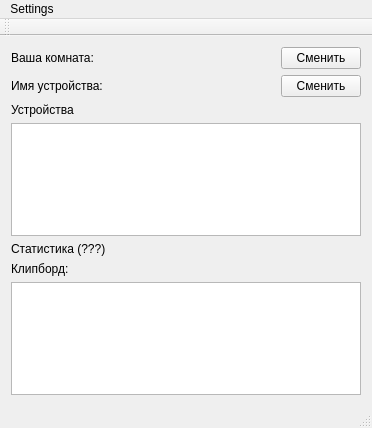
The window that desktop/gui/mainwindow.ui (LuxoftLab/ShareClipboard) describes before a commit, drawn with Qt 5.
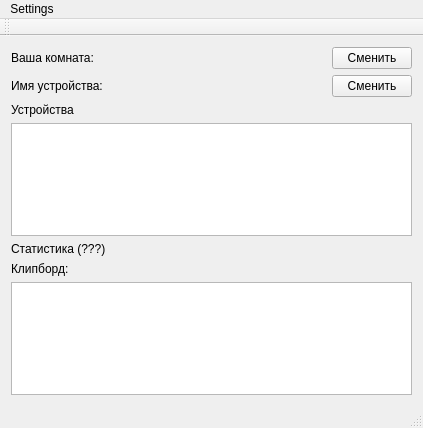
The same window after the commit.

Patch:
```diff
--- a/desktop/gui/mainwindow.ui
+++ b/desktop/gui/mainwindow.ui
@@ -6,7 +6,7 @@
    <rect>
     <x>0</x>
     <y>0</y>
-    <width>372</width>
+    <width>423</width>
     <height>428</height>
    </rect>
   </property>
@@ -119,7 +119,7 @@
     <rect>
      <x>0</x>
      <y>0</y>
-     <width>372</width>
+     <width>423</width>
      <height>22</height>
     </rect>
    </property>
```
Left out of the diff: 11 changed lines with no effect on the pictures.
